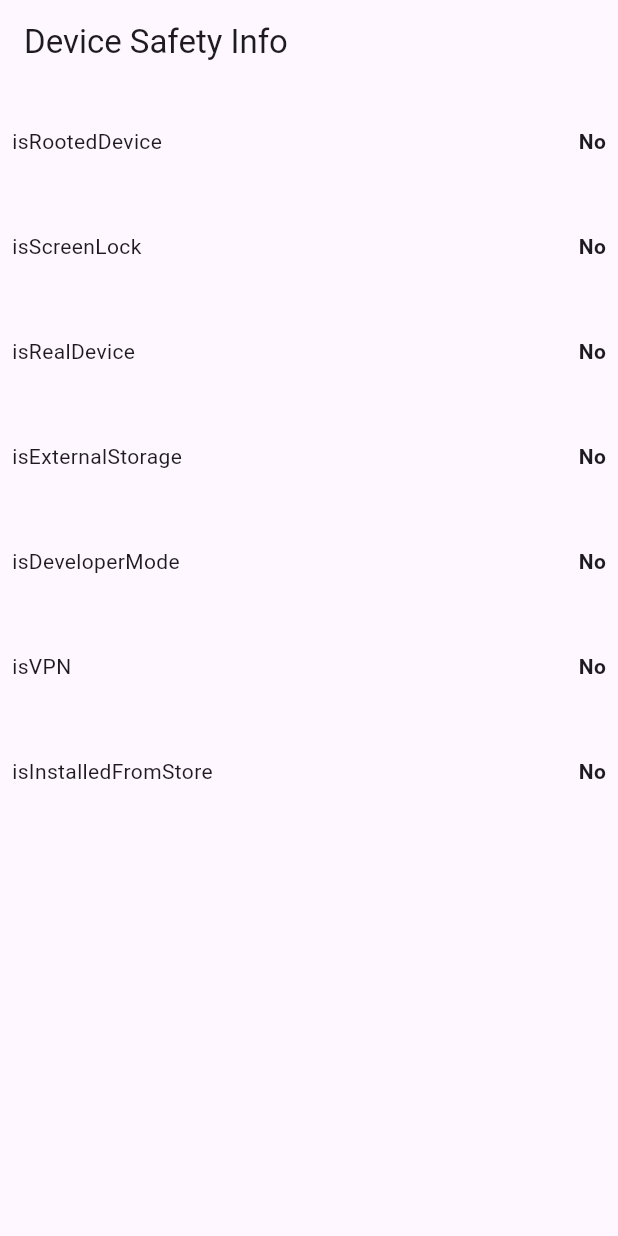
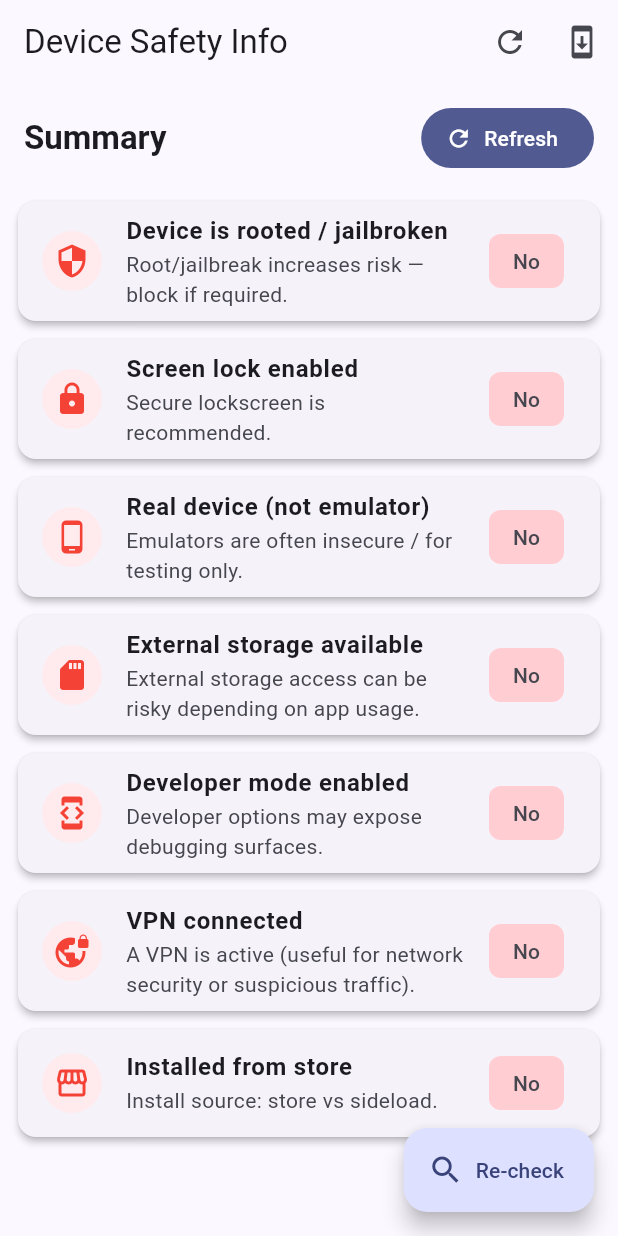
Before and after one commit to devamitkumartiwari/devicesafetyinfo, a Flutter app: the screen it shows after launch, on a phone screen of 412 x 824 dp. Run offline on Flutter 3.47's test engine with Material 3 defaults, Android fonts, the phone set to English and light mode, and no system bars; our stand-ins replace connectivity_plus, package_info_plus.

Commit message:
version 1.0.2
> On Android plugin now requires the following:
> - Android Gradle Plugin >=8.12.1
> - Gradle wrapper >=8.13
> - Kotlin 2.2.0

```diff
--- a/example/lib/main.dart
+++ b/example/lib/main.dart
@@ -1,168 +1,318 @@
 import 'dart:io';
+import 'package:flutter/foundation.dart';
+import 'package:flutter/material.dart';
 import 'package:device_safety_info/device_safety_info.dart';
 import 'package:device_safety_info/new_version_check.dart';
 import 'package:device_safety_info/vpn_check.dart';
 import 'package:device_safety_info/vpn_state.dart';
-import 'package:flutter/foundation.dart';
-import 'package:flutter/material.dart';
 
-void main() => runApp(const MyApp());
+void main() {
+  runApp(const MyApp());
+}
 
-class MyApp extends StatefulWidget {
+class MyApp extends StatelessWidget {
   const MyApp({super.key});
 
   @override
-  State<MyApp> createState() => _MyAppState();
+  Widget build(BuildContext context) {
+    return MaterialApp(
+      title: 'Device Safety Info',
+      debugShowCheckedModeBanner: false,
+      theme: ThemeData(
+        useMaterial3: true,
+        colorScheme: ColorScheme.fromSeed(seedColor: Colors.indigo),
+      ),
+      home: const DeviceSafetyHome(),
+    );
+  }
 }
 
-class _MyAppState extends State<MyApp> {
-  bool isRootedDevice = false;
-  bool isScreenLock = false;
-  bool isRealDevice = true;
-  bool isExternalStorage = false;
-  bool isDeveloperMode = false;
-  bool isVPN = false;
-  bool isInstalledFromStore = false;
+class DeviceSafetyHome extends StatefulWidget {
+  const DeviceSafetyHome({super.key});
+  @override
+  State<DeviceSafetyHome> createState() => _DeviceSafetyHomeState();
+}
 
-  final vpnCheck = VPNCheck();
+class _DeviceSafetyHomeState extends State<DeviceSafetyHome> {
+  bool? isRootedDevice;
+  bool? isScreenLock;
+  bool? isRealDevice;
+  bool? isExternalStorage;
+  bool? isDeveloperMode;
+  bool? isVPN;
+  bool? isInstalledFromStore;
+
+  bool _loading = false;
+  final VPNCheck _vpnCheck = VPNCheck();
+  late final Stream<VPNState> _vpnStream;
 
   @override
   void initState() {
     super.initState();
-    _initializeDeviceInfo();
-    _vpnStatus();
+    _vpnStream = _vpnCheck.vpnState;
+    _listenVpn();
+    _refreshAll();
   }
 
-  // Initialize device safety information
-  Future<void> _initializeDeviceInfo() async {
+  @override
+  void dispose() {
+    super.dispose();
+  }
+
+  void _listenVpn() {
+    _vpnStream.listen((state) {
+      final connected = state == VPNState.connectedState;
+      if (mounted) {
+        setState(() => isVPN = connected);
+      }
+    }, onError: (e) {
+      if (kDebugMode) debugPrint('VPN listen error: $e');
+    });
+  }
+
+  Future<void> _refreshAll() async {
     if (!mounted) return;
+    setState(() {
+      _loading = true;
+    });
+
     try {
-      // Create the list of device info based on platform
-      final deviceInfo = await Future.wait([
+      final futures = <Future<Object>>[
         DeviceSafetyInfo.isRootedDevice,
         DeviceSafetyInfo.isScreenLock,
         DeviceSafetyInfo.isRealDevice,
-        if (Platform.isAndroid) ...[
+      ];
+
+      if (Platform.isAndroid) {
+        futures.addAll([
           DeviceSafetyInfo.isExternalStorage,
           DeviceSafetyInfo.isDeveloperMode,
-        ],
-        DeviceSafetyInfo.isInstalledFromStore,
-      ]);
+        ]);
+      }
 
+      futures.add(DeviceSafetyInfo.isInstalledFromStore);
+
+      final results = await Future.wait(futures);
+
+      int idx = 0;
       setState(() {
-        isRootedDevice = deviceInfo[0];
-        isScreenLock = deviceInfo[1];
-        isRealDevice = deviceInfo[2];
-        isExternalStorage = Platform.isAndroid && deviceInfo.length > 3
-            ? deviceInfo[3]
-            : false; // Only access for Android
-        isDeveloperMode = Platform.isAndroid && deviceInfo.length > 4
-            ? deviceInfo[4]
-            : false; // Only access for Android
-        isInstalledFromStore =
-            deviceInfo.last; // Use last element for isInstalledFromStore
+        isRootedDevice = _boolFrom(results[idx++]);
+        isScreenLock = _boolFrom(results[idx++]);
+        isRealDevice = _boolFrom(results[idx++]);
+
+        if (Platform.isAndroid) {
+          isExternalStorage = _boolFrom(results[idx++]);
+          isDeveloperMode = _boolFrom(results[idx++]);
+        } else {
+          isExternalStorage = null;
+          isDeveloperMode = null;
+        }
+
+        isInstalledFromStore = _boolFrom(results[idx++]);
       });
     } catch (e) {
-      if (kDebugMode) {
-        print("Error fetching device info: $e");
+      if (kDebugMode) debugPrint('Error fetching device info: $e');
+      if (mounted) {
+        setState(() {
+          isRootedDevice ??= false;
+          isScreenLock ??= false;
+          isRealDevice ??= true;
+          isExternalStorage ??= (Platform.isAndroid ? false : null);
+          isDeveloperMode ??= (Platform.isAndroid ? false : null);
+          isInstalledFromStore ??= false;
+        });
+      }
+    } finally {
+      if (mounted) {
+        setState(() {
+          _loading = false;
+        });
       }
     }
   }
 
-  // Check VPN status
-  void _vpnStatus() {
-    vpnCheck.vpnState.listen((state) {
-      final vpnConnected = state == VPNState.connectedState;
-      if (kDebugMode) {
-        print(vpnConnected ? "VPN connected." : "VPN disconnected.");
-      }
-      setState(() {
-        isVPN = vpnConnected;
-      });
-    });
+  bool _boolFrom(Object? o) {
+    if (o is bool) return o;
+    if (o is int) return o != 0;
+    if (o is String) return o.toLowerCase() == 'true';
+    return false;
   }
 
-  // App version status check
-  Future<void> _appVersionStatus() async {
-    final newVersion = NewVersionChecker(iOSId: '', androidId: '');
+  Future<void> _checkAppVersion() async {
+    final checker = NewVersionChecker(iOSId: '', androidId: '');
     try {
-      final status = await newVersion.getVersionStatus();
+      final status = await checker.getVersionStatus();
+      if (!mounted) return;
       if (status != null && status.canUpdate) {
-        if (kDebugMode) {
-          print("New version available: ${status.storeVersion}");
-        }
+        ScaffoldMessenger.of(context).showSnackBar(
+          SnackBar(content: Text('New version available: ${status.storeVersion}')),
+        );
+      } else {
+        ScaffoldMessenger.of(context).showSnackBar(
+          const SnackBar(content: Text('App is up to date')),
+        );
       }
     } catch (e) {
-      if (kDebugMode) {
-        print("Error checking app version: $e");
+      if (kDebugMode) debugPrint('Version check error: $e');
+      if (mounted) {
+        ScaffoldMessenger.of(context).showSnackBar(
+          const SnackBar(content: Text('Version check failed')),
+        );
       }
     }
   }
 
-  // Build the UI layout
+  Widget _statusTile({
+    required String title,
+    required bool? value,
+    String? subtitle,
+    IconData? leadingIcon,
+  }) {
+    final bool unknown = value == null;
+    final bool positive = value == true;
+
+    final Color bgColor;
+    final IconData displayIcon;
+    final String label;
+    if (unknown) {
+      bgColor = Theme.of(context).colorScheme.surfaceVariant;
+      displayIcon = Icons.help_outline;
+      label = 'Unknown';
+    } else if (positive) {
+      bgColor = Colors.green.shade50;
+      displayIcon = leadingIcon ?? Icons.check_circle;
+      label = 'Yes';
+    } else {
+      bgColor = Colors.red.shade50;
+      displayIcon = leadingIcon ?? Icons.cancel;
+      label = 'No';
+    }
+
+    return Card(
+      elevation: 2,
+      margin: const EdgeInsets.symmetric(vertical: 6, horizontal: 12),
+      shape: RoundedRectangleBorder(borderRadius: BorderRadius.circular(12)),
+      child: ListTile(
+        leading: CircleAvatar(
+          radius: 20,
+          backgroundColor: bgColor,
+          child: Icon(displayIcon, color: unknown ? Colors.orange : (positive ? Colors.green : Colors.red)),
+        ),
+        title: Text(title, style: const TextStyle(fontWeight: FontWeight.w600)),
+        subtitle: subtitle != null ? Text(subtitle) : null,
+        trailing: AnimatedSwitcher(
+          duration: const Duration(milliseconds: 300),
+          transitionBuilder: (child, anim) => ScaleTransition(scale: anim, child: child),
+          child: unknown
+              ? Text('—', key: const ValueKey('unknown'))
+              : Chip(
+                  key: ValueKey(label),
+                  side: BorderSide.none,
+                  label: Text(label),
+                  backgroundColor: positive ? Colors.green.shade100 : Colors.red.shade100,
+                ),
+        ),
+      ),
+    );
+  }
+
   @override
   Widget build(BuildContext context) {
-    return MaterialApp(
-      home: Scaffold(
-        appBar: AppBar(title: const Text('Device Safety Info')),
-        body: Center(
-          child: Padding(
-            padding: const EdgeInsets.all(8.0),
-            child: ListView(
-              children: [
-                _infoTile(
-                  methodRequest: 'isRootedDevice',
-                  methodResponse: isRootedDevice,
+    final theme = Theme.of(context);
+
+    return Scaffold(
+      appBar: AppBar(
+        title: const Text('Device Safety Info'),
+        actions: [
+          IconButton(
+            tooltip: 'Refresh',
+            onPressed: _loading ? null : _refreshAll,
+            icon: _loading ? const SizedBox(width: 20, height: 20, child: CircularProgressIndicator(strokeWidth: 2)) : const Icon(Icons.refresh),
+          ),
+          IconButton(
+            tooltip: 'Version Check',
+            onPressed: _checkAppVersion,
+            icon: const Icon(Icons.system_update),
+          ),
+        ],
+      ),
+      floatingActionButton: FloatingActionButton.extended(
+        onPressed: _refreshAll,
+        icon: const Icon(Icons.search),
+        label: const Text('Re-check'),
+      ),
+      body: SafeArea(
+        child: RefreshIndicator(
+          onRefresh: _refreshAll,
+          child: ListView(
+            padding: const EdgeInsets.symmetric(vertical: 12),
+            children: [
+              Padding(
+                padding: const EdgeInsets.symmetric(horizontal: 16.0),
+                child: Row(
+                  children: [
+                    Expanded(
+                      child: Text('Summary', style: theme.textTheme.titleLarge?.copyWith(fontWeight: FontWeight.bold)),
+                    ),
+                    const SizedBox(width: 8),
+                    FilledButton.icon(
+                      onPressed: _refreshAll,
+                      icon: const Icon(Icons.refresh),
+                      label: const Text('Refresh'),
+                    ),
+                  ],
                 ),
-                _infoTile(
-                  methodRequest: 'isScreenLock',
-                  methodResponse: isScreenLock,
+              ),
+              const SizedBox(height: 12),
+              _statusTile(
+                title: 'Device is rooted / jailbroken',
+                value: isRootedDevice,
+                leadingIcon: Icons.security,
+                subtitle: 'Root/jailbreak increases risk — block if required.',
+              ),
+              _statusTile(
+                title: 'Screen lock enabled',
+                value: isScreenLock,
+                leadingIcon: Icons.lock,
+                subtitle: 'Secure lockscreen is recommended.',
+              ),
+              _statusTile(
+                title: 'Real device (not emulator)',
+                value: isRealDevice,
+                leadingIcon: Icons.phone_android,
+                subtitle: 'Emulators are often insecure / for testing only.',
+              ),
+              if (Platform.isAndroid) ...[
+                _statusTile(
+                  title: 'External storage available',
+                  value: isExternalStorage,
+                  leadingIcon: Icons.sd_storage,
+                  subtitle: 'External storage access can be risky depending on app usage.',
                 ),
-                _infoTile(
-                  methodRequest: 'isRealDevice',
-                  methodResponse: isRealDevice,
-                ),
-                if (Platform.isAndroid) ...[
-                  _infoTile(
-                    methodRequest: 'isExternalStorage',
-                    methodResponse: isExternalStorage,
-                  ),
-                  _infoTile(
-                    methodRequest: 'isDeveloperMode',
-                    methodResponse: isDeveloperMode,
-                  ),
-                ],
-                _infoTile(
-                  methodRequest: 'isVPN',
-                  methodResponse: isVPN,
-                ),
-                _infoTile(
-                  methodRequest: 'isInstalledFromStore',
-                  methodResponse: isInstalledFromStore,
+                _statusTile(
+                  title: 'Developer mode enabled',
+                  value: isDeveloperMode,
+                  leadingIcon: Icons.developer_mode,
+                  subtitle: 'Developer options may expose debugging surfaces.',
                 ),
               ],
-            ),
+              _statusTile(
+                title: 'VPN connected',
+                value: isVPN,
+                leadingIcon: Icons.vpn_lock,
+                subtitle: 'A VPN is active (useful for network security or suspicious traffic).',
+              ),
+              _statusTile(
+                title: 'Installed from store',
+                value: isInstalledFromStore,
+                leadingIcon: Icons.storefront,
+                subtitle: 'Install source: store vs sideload.',
+              ),
+              const SizedBox(height: 59),
+            ],
           ),
         ),
       ),
     );
   }
-
-  // Reusable infoTile widget
-  Widget _infoTile(
-      {required String methodRequest, required bool methodResponse}) {
-    return Container(
-      height: 60,
-      margin: const EdgeInsets.only(bottom: 10),
-      child: Row(
-        children: [
-          Expanded(child: Text(methodRequest)),
-          Text(
-            methodResponse ? "Yes" : "No",
-            style: const TextStyle(fontWeight: FontWeight.w600),
-          ),
-        ],
-      ),
-    );
-  }
 }
```
Also changed, not shown: lib/device_safety_info.dart (+3 -6 lines), lib/new_version_check.dart (+6 -12 lines), lib/vpn_check.dart (+2 -5 lines), pubspec.yaml (+4 -5 lines), example/pubspec.lock, pubspec.lock, 25 other files.
